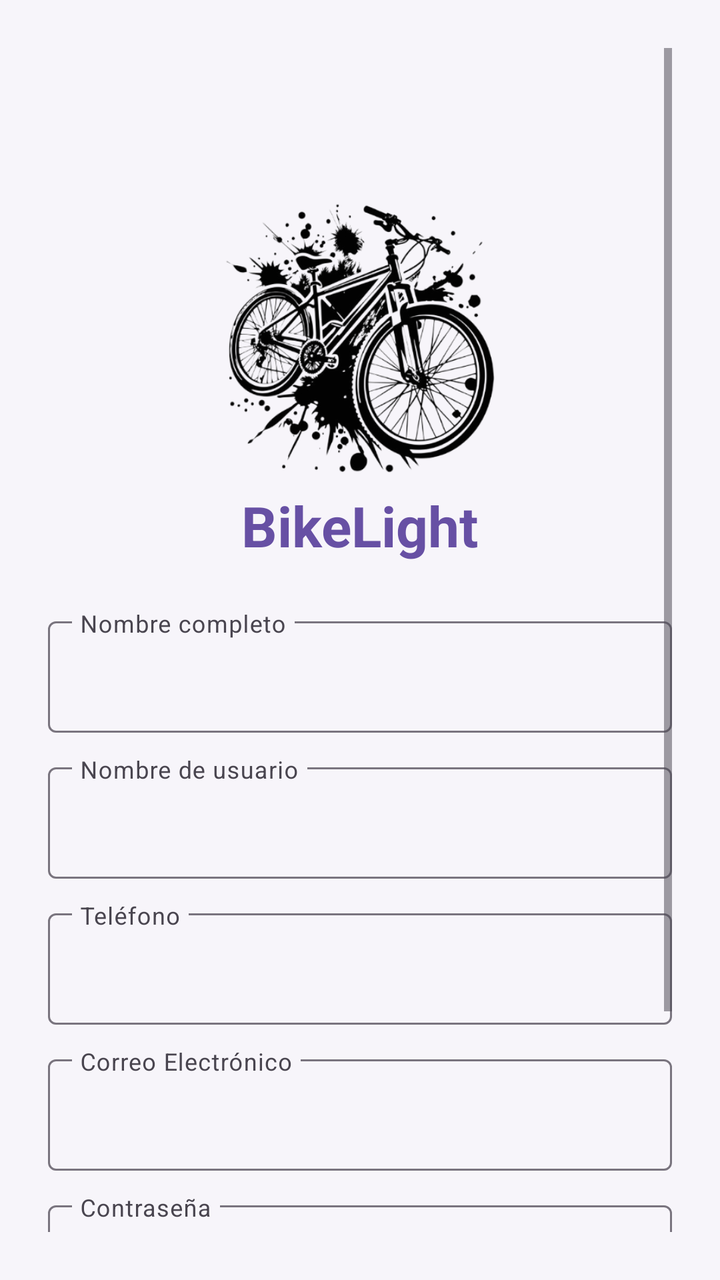
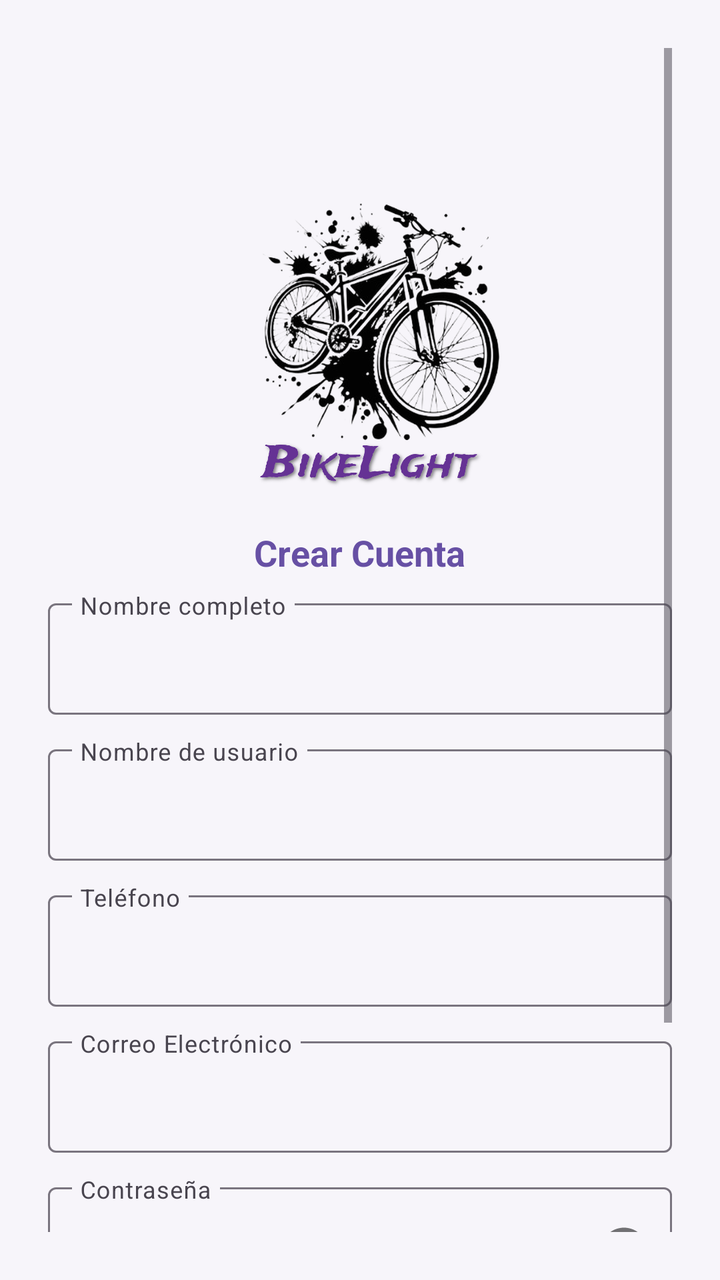

Two renders of the same Android screen: before a commit and after it. Below are the layout's source before the change and the commit's diff.
<!-- AndroidManifest.xml: application theme Theme.BikeLight -->
<!-- res/layout/activity_register.xml -->
<?xml version="1.0" encoding="utf-8"?>
<ScrollView xmlns:android="http://schemas.android.com/apk/res/android"
    xmlns:app="http://schemas.android.com/apk/res-auto"
    android:layout_width="match_parent"
    android:layout_height="match_parent"
    android:fillViewport="true"
    android:padding="24dp"
    android:background="@color/bikelight_bg">

    <LinearLayout
        android:layout_width="match_parent"
        android:layout_height="wrap_content"
        android:orientation="vertical"
        android:gravity="center">

        <ImageView
            android:id="@+id/imgLogo"
            android:layout_width="150dp"
            android:layout_height="150dp"
            android:layout_marginTop="70dp"
            app:srcCompat="@drawable/bici" />

        <TextView
            android:id="@+id/tvTitle"
            android:layout_width="wrap_content"
            android:layout_height="wrap_content"
            android:text="BikeLight"
            android:textSize="28sp"
            android:textStyle="bold"
            android:textColor="@color/bikelight_primary"
            android:layout_marginBottom="24dp" />

        
        <com.google.android.material.textfield.TextInputLayout
            android:id="@+id/tilFullName"
            android:layout_width="match_parent"
            android:layout_height="wrap_content"
            android:layout_marginBottom="12dp"
            android:hint="Nombre completo"
            app:expandedHintEnabled="false">

            <com.google.android.material.textfield.TextInputEditText
                android:id="@+id/etFullName"
                android:inputType="textPersonName"
                android:layout_width="match_parent"
                android:layout_height="wrap_content" />
        </com.google.android.material.textfield.TextInputLayout>

        <com.google.android.material.textfield.TextInputLayout
            android:id="@+id/tilUsername"
            android:layout_width="match_parent"
            android:layout_height="wrap_content"
            android:layout_marginBottom="12dp"
            android:hint="Nombre de usuario"
            app:expandedHintEnabled="false">

            <com.google.android.material.textfield.TextInputEditText
                android:id="@+id/etUsername"
                android:inputType="text"
                android:layout_width="match_parent"
                android:layout_height="wrap_content" />
        </com.google.android.material.textfield.TextInputLayout>

        <com.google.android.material.textfield.TextInputLayout
            android:id="@+id/tilPhone"
            android:layout_width="match_parent"
            android:layout_height="wrap_content"
            android:layout_marginBottom="12dp"
            android:hint="Teléfono"
            app:expandedHintEnabled="false">

            <com.google.android.material.textfield.TextInputEditText
                android:id="@+id/etPhone"
                android:inputType="phone"
                android:layout_width="match_parent"
                android:layout_height="wrap_content" />
        </com.google.android.material.textfield.TextInputLayout>

        <com.google.android.material.textfield.TextInputLayout
            android:id="@+id/tilEmail"
            android:layout_width="match_parent"
            android:layout_height="wrap_content"
            android:layout_marginBottom="12dp"
            android:hint="Correo Electrónico"
            app:expandedHintEnabled="false">

            <com.google.android.material.textfield.TextInputEditText
                android:id="@+id/etEmail"
                android:inputType="textEmailAddress"
                android:layout_width="match_parent"
                android:layout_height="wrap_content" />
        </com.google.android.material.textfield.TextInputLayout>

        <com.google.android.material.textfield.TextInputLayout
            android:id="@+id/tilPassword"
            android:layout_width="match_parent"
            android:layout_height="wrap_content"
            android:layout_marginBottom="16dp"
            app:passwordToggleEnabled="true"
            android:hint="Contraseña"
            app:expandedHintEnabled="false">

            <com.google.android.material.textfield.TextInputEditText
                android:id="@+id/etPassword"
                android:inputType="textPassword"
                android:layout_width="match_parent"
                android:layout_height="wrap_content" />
        </com.google.android.material.textfield.TextInputLayout>

        
        <com.google.android.material.button.MaterialButton
            android:id="@+id/btnAction"
            android:layout_width="match_parent"
            android:layout_height="56dp"
            app:backgroundTint="@color/bikelight_primary"
            android:textColor="@color/white"
            app:cornerRadius="12dp"
            android:text="Registrarse" />

        <com.google.android.material.button.MaterialButton
            android:id="@+id/tvSwitchMode"
            style="@style/Widget.Material3.Button.TextButton"
            android:layout_width="match_parent"
            android:layout_height="wrap_content"
            android:layout_marginTop="8dp"
            android:textColor="@color/bikelight_primary"
            android:text="¿Ya tienes cuenta? Inicia sesión" />
    </LinearLayout>
</ScrollView>
<!-- resources referenced by this layout -->
<resources>
  <color name="bikelight_bg">#F7F5FA</color>
  <color name="bikelight_primary">#6750A4</color>
  <color name="white">#FFFFFF</color>
  <!-- drawable bici: png bitmap (drawable, 195847 bytes) -->
  <style name="Theme.BikeLight" parent="Base.Theme.BikeLight" />
  <style name="Base.Theme.BikeLight" parent="Theme.Material3.DayNight.NoActionBar">
          
          
      </style>
</resources>

<!-- the commit's change to res/layout/activity_register.xml (unified diff, before → after) -->
@@ -18,17 +18,19 @@
             android:layout_width="150dp"
             android:layout_height="150dp"
             android:layout_marginTop="70dp"
+            android:layout_marginLeft="10dp"
             app:srcCompat="@drawable/bici" />
 
         <TextView
             android:id="@+id/tvTitle"
             android:layout_width="wrap_content"
             android:layout_height="wrap_content"
-            android:text="BikeLight"
-            android:textSize="28sp"
+            android:text="Crear Cuenta"
+            android:layout_marginTop="20sp"
+            android:textSize="18sp"
             android:textStyle="bold"
             android:textColor="@color/bikelight_primary"
-            android:layout_marginBottom="24dp" />
+            android:layout_marginBottom="8dp" />
 
         
         <com.google.android.material.textfield.TextInputLayout
<!-- resource entries referenced after the edit -->
@@ -3,7 +3,7 @@
   <color name="bikelight_bg">#F7F5FA</color>
   <color name="bikelight_primary">#6750A4</color>
   <color name="white">#FFFFFF</color>
-  <!-- drawable bici: png bitmap (drawable, 195847 bytes) -->
+  <!-- drawable bici: png bitmap (drawable, 1016505 bytes) -->
   <style name="Theme.BikeLight" parent="Base.Theme.BikeLight" />
   <style name="Base.Theme.BikeLight" parent="Theme.Material3.DayNight.NoActionBar">
           
